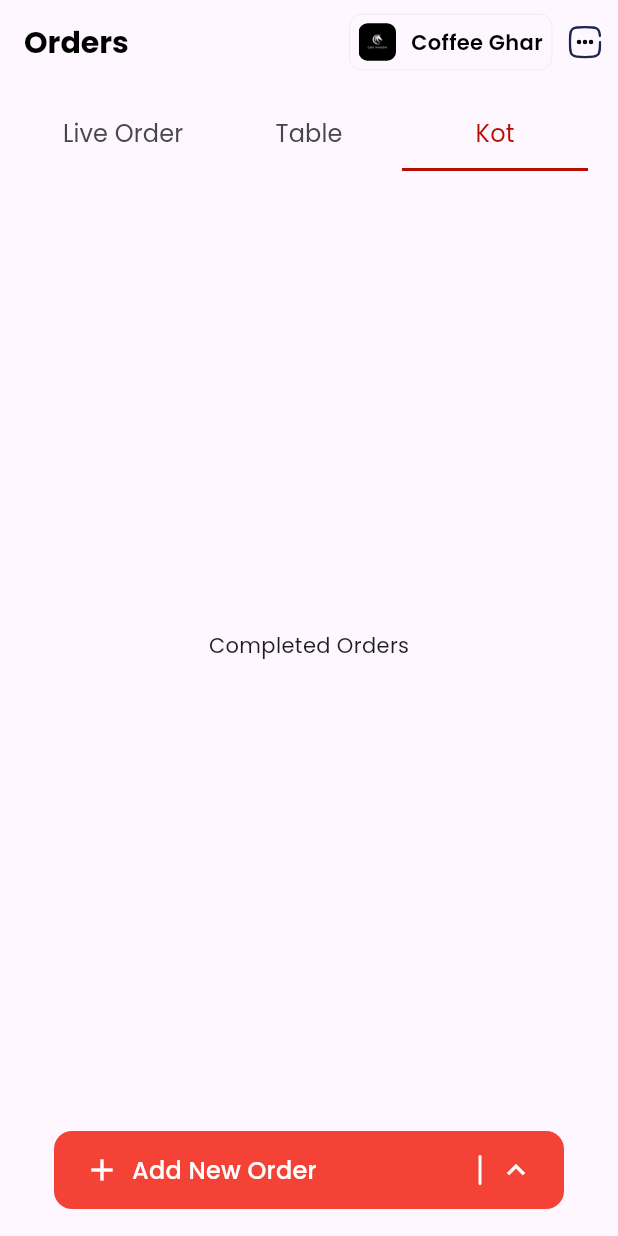
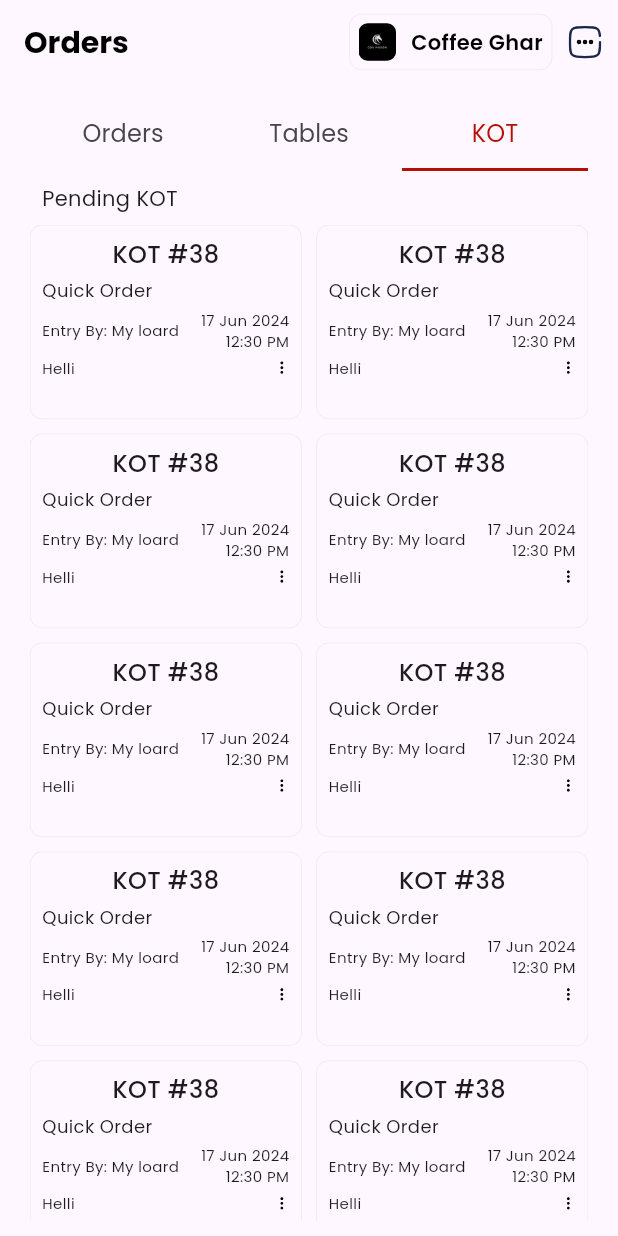
Before and after one commit to SushilDawadi/restrox_ui, a Flutter app: the OrderScreenView screen opened directly, tab 3 chosen, on a phone screen of 412 x 824 dp. Run offline on Flutter 3.47's test engine with Material 3 defaults, Android fonts, the phone set to English and light mode, and no system bars; our stand-ins replace bloc, equatable, flutter_bloc, flutter_svg, google_fonts, logger.

Commit message:
feat(Ui) : Restrox ui

```diff
--- a/lib/constants/images_path.dart
+++ b/lib/constants/images_path.dart
@@ -5,4 +5,5 @@ class ImagesPath {
 
   static String menu = '${baseUrl}menu.svg';
   static String line = '${baseUrl}line.svg';
+  static String dot = '${baseUrl}dot.svg';
 }
--- a/lib/view/restrox/order_screen_view.dart
+++ b/lib/view/restrox/order_screen_view.dart
@@ -3,6 +3,8 @@ import 'package:flutter_svg/flutter_svg.dart';
 import 'package:restrox_demo/constants/images_path.dart';
 import 'package:restrox_demo/utils/color.dart';
 import 'package:restrox_demo/view/restrox/order_screen.dart';
+import 'package:restrox_demo/view/restrox/pending_kot.dart';
+import 'package:restrox_demo/view/restrox/tables_view.dart';
 import 'package:restrox_demo/widgets/add_order_button.dart';
 
 class OrderScreenView extends StatefulWidget {
@@ -99,7 +101,7 @@ class _RestroxUiState extends State<OrderScreenView>
                 tabs: const [
                   Tab(
                     child: Text(
-                      "Live Order",
+                      "Orders",
                       style: TextStyle(
                         fontSize: 16,
                         fontWeight: FontWeight.w400,
@@ -108,7 +110,7 @@ class _RestroxUiState extends State<OrderScreenView>
                   ),
                   Tab(
                     child: Text(
-                      "Table",
+                      "Tables",
                       style: TextStyle(
                         fontSize: 16,
                         fontWeight: FontWeight.w400,
@@ -117,7 +119,7 @@ class _RestroxUiState extends State<OrderScreenView>
                   ),
                   Tab(
                     child: Text(
-                      "Kot",
+                      "KOT",
                       style: TextStyle(
                         fontSize: 16,
                         fontWeight: FontWeight.w400,
@@ -131,18 +133,11 @@ class _RestroxUiState extends State<OrderScreenView>
                   controller: _tabController,
                   children: const [
                     OrderScreen(),
-                    Center(
-                        child: Text(
-                      "Pending Orders",
-                    )),
-                    Center(
-                        child: Text(
-                      "Completed Orders",
-                    )),
+                    TablesView(),
+                    PendingKot(),
                   ],
                 ),
               ),
-              AddNewOrderButton(onPressed: () {})
             ],
           ),
         ),
--- /dev/null
+++ b/lib/view/restrox/pending_kot.dart
@@ -0,0 +1,104 @@
+import 'package:flutter/material.dart';
+import 'package:flutter_svg/flutter_svg.dart';
+import 'package:restrox_demo/constants/images_path.dart';
+
+class PendingKot extends StatelessWidget {
+  const PendingKot({super.key});
+
+  @override
+  Widget build(BuildContext context) {
+    return Scaffold(
+      body: Column(
+        crossAxisAlignment: CrossAxisAlignment.start,
+        children: [
+          const Padding(
+            padding: EdgeInsets.all(8.0),
+            child: Text("Pending KOT"),
+          ),
+          Expanded(
+            child: GridView.builder(
+              gridDelegate: const SliverGridDelegateWithFixedCrossAxisCount(
+                  crossAxisCount: 2,
+                  childAspectRatio: 1.4,
+                  mainAxisSpacing: 10,
+                  crossAxisSpacing: 10),
+              itemBuilder: (context, index) {
+                return const KotItem();
+              },
+            ),
+          ),
+        ],
+      ),
+    );
+  }
+}
+
+class KotItem extends StatelessWidget {
+  const KotItem({super.key});
+
+  @override
+  Widget build(BuildContext context) {
+    return Container(
+      padding: const EdgeInsets.all(8),
+      decoration: BoxDecoration(
+        border: Border.all(color: Colors.grey, width: 0.1),
+        borderRadius: BorderRadius.circular(8),
+      ),
+      child: Column(
+        crossAxisAlignment: CrossAxisAlignment.start,
+        children: [
+          const Center(
+            child: Text(
+              "KOT #38",
+              style: TextStyle(
+                fontSize: 16,
+                fontWeight: FontWeight.w500,
+              ),
+            ),
+          ),
+          const SizedBox(height: 4),
+          const Text(
+            "Quick Order",
+            style: TextStyle(
+              fontSize: 12,
+            ),
+          ),
+          const SizedBox(height: 4),
+          const Row(
+            mainAxisAlignment: MainAxisAlignment.spaceBetween,
+            children: [
+              Expanded(
+                child: Text(
+                  "Entry By: My loard",
+                  style: TextStyle(fontSize: 10),
+                  overflow: TextOverflow.ellipsis,
+                ),
+              ),
+              SizedBox(width: 4),
+              Text(
+                "17 Jun 2024\n12:30 PM",
+                style: TextStyle(fontSize: 10),
+                textAlign: TextAlign.right,
+              ),
+            ],
+          ),
+          const SizedBox(height: 4),
+          Row(
+            mainAxisAlignment: MainAxisAlignment.spaceBetween,
+            children: [
+              const Text(
+                "Helli",
+                style: TextStyle(fontSize: 10),
+              ),
+              const SizedBox(width: 4),
+              SvgPicture.asset(
+                ImagesPath.dot,
+                height: 10,
+              ),
+            ],
+          ),
+        ],
+      ),
+    );
+  }
+}
```
Also changed, not shown: lib/view/restrox/order_screen.dart (+12 -1 lines), lib/view/restrox/tables_view.dart (added, +55 -0 lines), assets/images/dot.svg (added).
